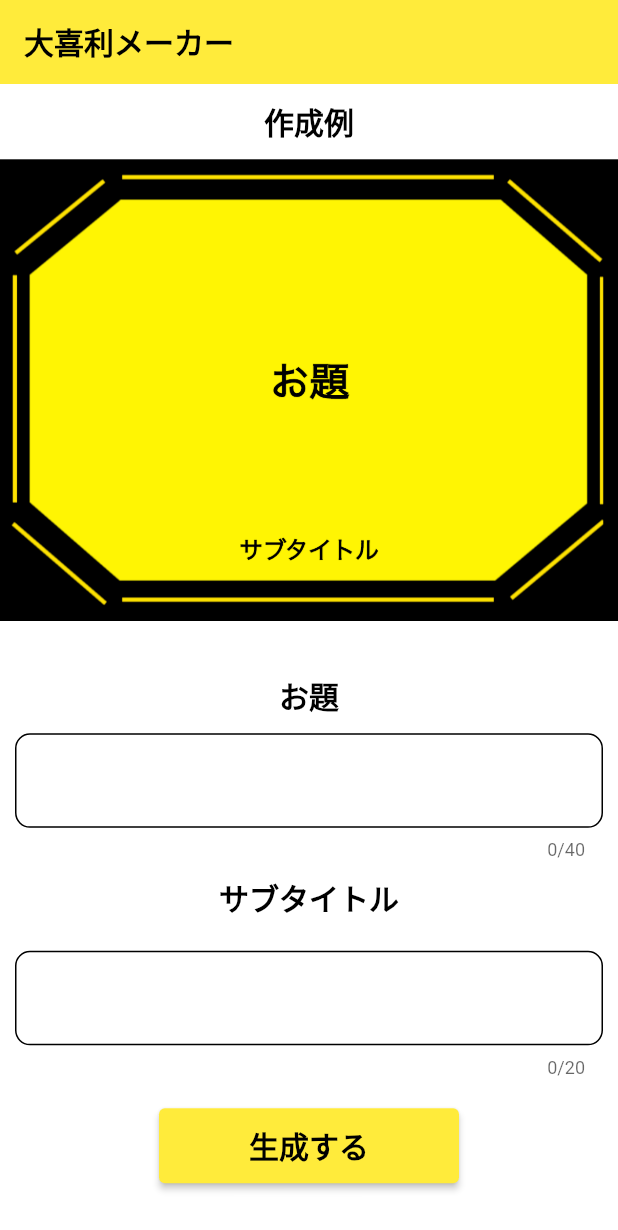
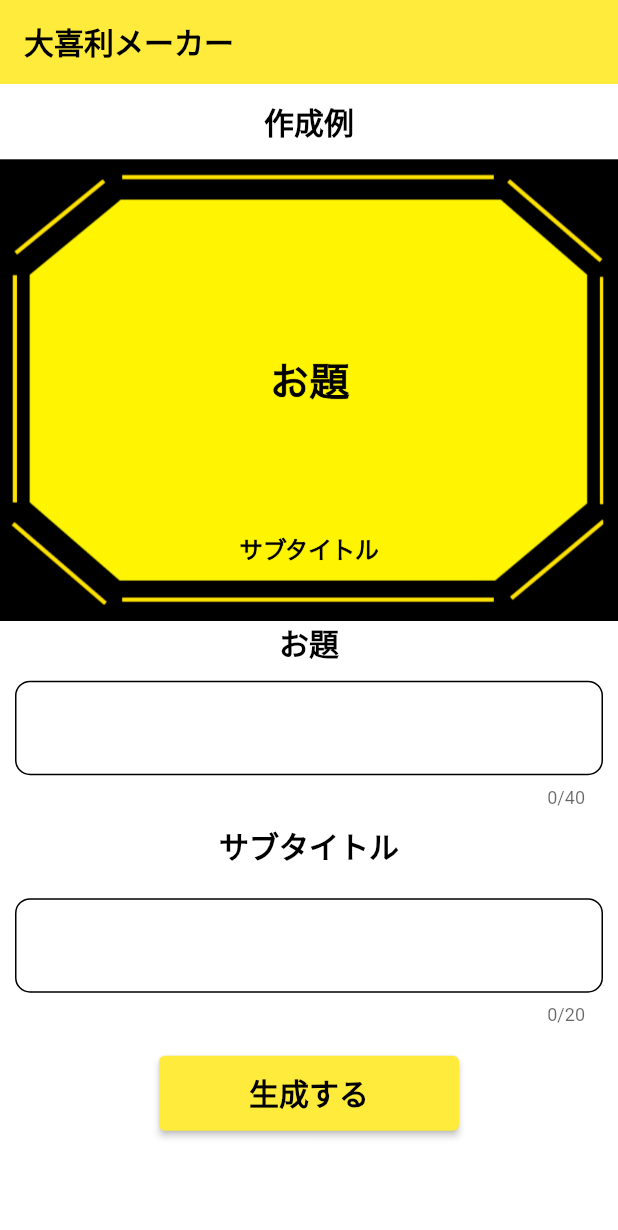
Before and after one commit to iseruuuuu/bokete_maker_app, a Flutter app: the screen it shows after launch, on a phone screen of 412 x 824 dp. Shown: the top 1230 px of the screen. Run offline on Flutter 3.47's test engine with Material 2 defaults, Android fonts, the phone set to English and light mode, and no system bars; our stand-ins replace flutter_easyloading, get, image_gallery_saver, screenshot, share_plus.

Commit message:
📱 TextFieldを閉じられたり、UXを調整した

```diff
--- a/lib/screen/title/image_create_screen.dart
+++ b/lib/screen/title/image_create_screen.dart
@@ -29,10 +29,15 @@ class ImageCreateScreen extends StatelessWidget {
         ),
         elevation: 0,
       ),
-      body: Center(
+      body: GestureDetector(
+        onTap: () {
+          FocusScope.of(context).unfocus();
+        },
+        child: SingleChildScrollView(
+          child: Center(
             child: Column(
               children: [
-            Container(
+                SizedBox(
                   width: MediaQuery.of(context).size.width,
                   height: 50,
                   child: const Center(
@@ -48,7 +53,6 @@ class ImageCreateScreen extends StatelessWidget {
                 ),
                 //TODO 画像を追加する。
                 Image.asset('assets/example/example.png'),
-            const Spacer(),
                 const Text(
                   'お題',
                   style: TextStyle(
@@ -58,14 +62,16 @@ class ImageCreateScreen extends StatelessWidget {
                   ),
                 ),
                 Padding(
-              padding: const EdgeInsets.symmetric(horizontal: 10, vertical: 10),
+                  padding:
+                      const EdgeInsets.symmetric(horizontal: 10, vertical: 10),
                   child: TextField(
                     onChanged: controller.onTitleChanged,
                     maxLines: 2,
                     maxLength: 40,
                     inputFormatters: [
                       TextInputFormatter.withFunction(
-                      (TextEditingValue oldValue, TextEditingValue newValue) {
+                          (TextEditingValue oldValue,
+                              TextEditingValue newValue) {
                         int numLines = '\n'.allMatches(newValue.text).length;
                         if (numLines > 1) {
                           return oldValue;
@@ -114,7 +120,8 @@ class ImageCreateScreen extends StatelessWidget {
                     maxLength: 20,
                     inputFormatters: [
                       TextInputFormatter.withFunction(
-                      (TextEditingValue oldValue, TextEditingValue newValue) {
+                          (TextEditingValue oldValue,
+                              TextEditingValue newValue) {
                         int numLines = '\n'.allMatches(newValue.text).length;
                         if (numLines > 1) {
                           return oldValue;
@@ -150,8 +157,9 @@ class ImageCreateScreen extends StatelessWidget {
                   buttonColor: Colors.yellow,
                   titleColor: Colors.black,
                 ),
-            const Spacer(),
               ],
+            ),
+          ),
         ),
       ),
     );
```
Also changed, not shown: 1 other file. Lines whose indentation alone changed are shown as unchanged.
